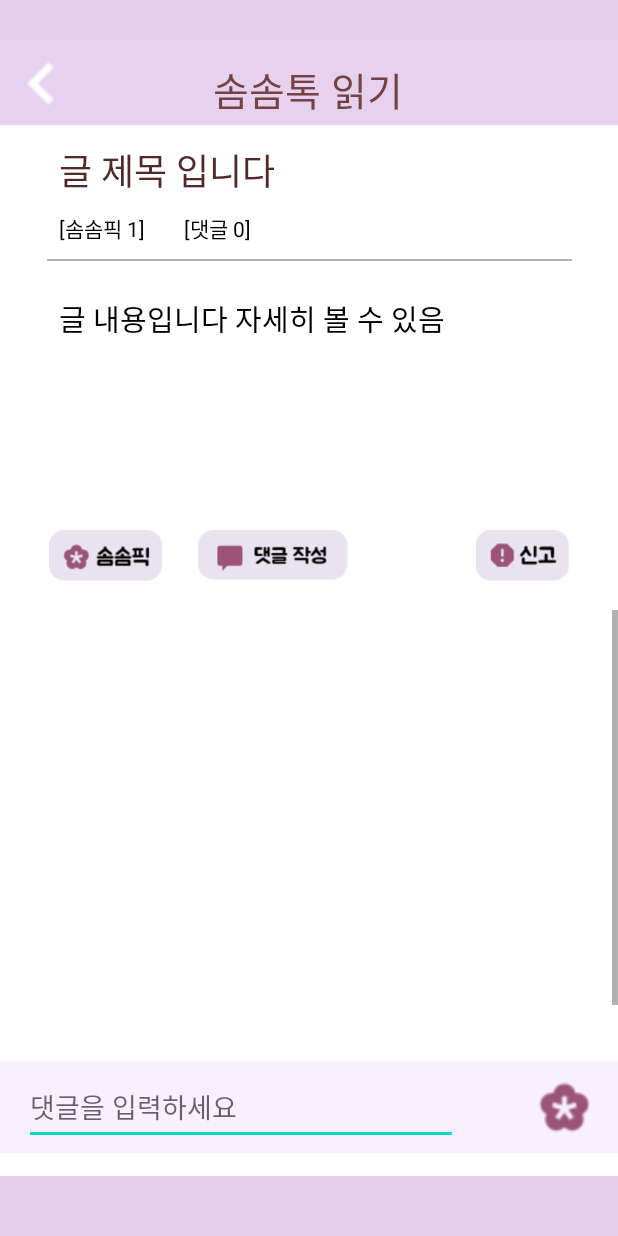
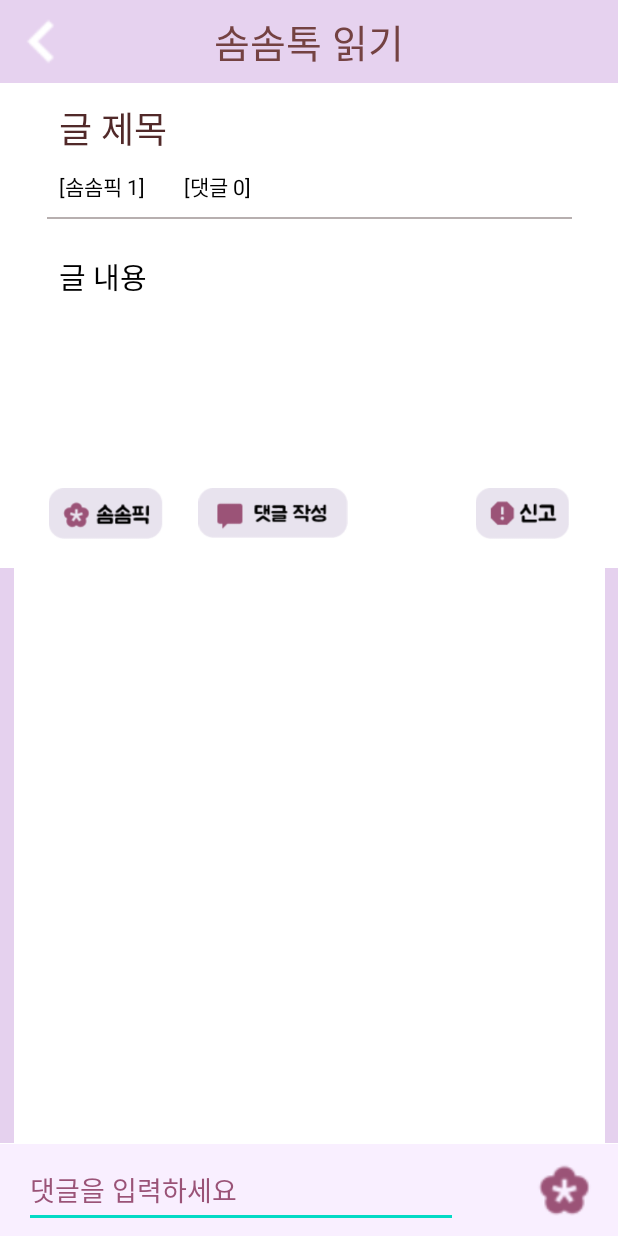
Before and after one commit to kotlin-project-team/frontend, an Android app: the layout activity_post.xml on its own in the app's theme, with its tools: preview values and no code run, on a phone screen of 412 x 824 dp. Run offline under Robolectric (Android 15) with nearby library versions, the phone set to English and light mode, and no system bars.

Commit message:
feat: post-comment 연결 처리(activity & ui) [#8]

```diff
--- a/dongamboard/app/build.gradle
+++ b/dongamboard/app/build.gradle
@@ -42,6 +42,11 @@ dependencies {
     androidTestImplementation 'androidx.test.ext:junit:1.1.5'
     androidTestImplementation 'androidx.test.espresso:espresso-core:3.5.1'
 
+    // Moshi
+    implementation 'com.squareup.retrofit2:retrofit:2.9.0'
+    implementation 'com.squareup.retrofit2:converter-moshi:2.9.0'
+    implementation 'com.squareup.moshi:moshi-kotlin:1.12.0'
+
     // ROOM
     implementation 'androidx.room:room-runtime:2.5.2'
     annotationProcessor('androidx.room:room-compiler-processing:2.5.2')
--- a/dongamboard/app/src/main/res/layout/activity_post.xml
+++ b/dongamboard/app/src/main/res/layout/activity_post.xml
@@ -7,20 +7,10 @@
     android:background="#E5D1EE">
 
 
-    <Space
-        android:id="@+id/space"
-        android:layout_width="0dp"
-        android:layout_height="28dp"
-        android:background="#E5D1EE"
-        app:layout_constraintEnd_toEndOf="parent"
-        app:layout_constraintStart_toStartOf="parent"
-        app:layout_constraintTop_toTopOf="parent" />
-
     <ImageView
         android:id="@+id/imageView7"
         android:layout_width="match_parent"
         android:layout_height="55dp"
-        android:layout_marginTop="28dp"
         android:adjustViewBounds="true"
         app:layout_constraintEnd_toEndOf="parent"
         app:layout_constraintHorizontal_bias="0.0"
@@ -32,23 +22,21 @@
         android:id="@+id/imageView8"
         android:layout_width="60dp"
         android:layout_height="55dp"
-        android:layout_marginTop="28dp"
         app:layout_constraintStart_toStartOf="parent"
-        app:layout_constraintTop_toTopOf="parent"
+        app:layout_constraintTop_toTopOf="@+id/imageView7"
         app:srcCompat="@drawable/gotoback" />
 
     <TextView
         android:id="@+id/textView"
         android:layout_width="wrap_content"
         android:layout_height="wrap_content"
-        android:layout_marginTop="40dp"
+        android:layout_marginTop="8dp"
         android:text="솜솜톡 읽기"
         android:textColor="#744242"
         android:textSize="26sp"
         app:layout_constraintEnd_toEndOf="@+id/imageView7"
-        app:layout_constraintHorizontal_bias="0.498"
         app:layout_constraintStart_toStartOf="parent"
-        app:layout_constraintTop_toTopOf="parent" />
+        app:layout_constraintTop_toTopOf="@+id/imageView7" />
 
     <androidx.constraintlayout.widget.ConstraintLayout
         android:id="@+id/constraintLayout2"
@@ -66,7 +54,7 @@
             android:layout_height="wrap_content"
             android:layout_marginStart="39dp"
             android:layout_marginTop="12dp"
-            android:text="글 제목 입니다"
+            android:text="글 제목"
             android:textColor="#512929"
             android:textSize="24sp"
             app:layout_constraintStart_toStartOf="parent"
@@ -103,7 +91,7 @@
             android:layout_marginStart="39dp"
             android:layout_marginTop="24dp"
             android:layout_marginEnd="145dp"
-            android:text="글 내용입니다 자세히 볼 수 있음"
+            android:text="글 내용"
             android:textColor="#000000"
             android:textSize="19sp"
             app:layout_constraintEnd_toEndOf="parent"
@@ -164,8 +152,8 @@
 
     <ScrollView
         android:id="@+id/scrollView2"
-        android:layout_width="0dp"
-        android:layout_height="265dp"
+        android:layout_width="394dp"
+        android:layout_height="409dp"
         android:background="#FFFFFF"
         app:layout_constraintEnd_toEndOf="parent"
         app:layout_constraintStart_toStartOf="parent"
@@ -177,31 +165,33 @@
             android:orientation="vertical">
 
             <ListView
+                android:id="@+id/lvCmt"
                 android:layout_width="match_parent"
-                android:layout_height="267dp" />
+                android:layout_height="347dp"
+                android:divider="@drawable/nline"
+                android:dividerHeight="1dp" />
         </LinearLayout>
     </ScrollView>
 
     <androidx.constraintlayout.widget.ConstraintLayout
         android:layout_width="0dp"
-        android:layout_height="112dp"
+        android:layout_height="62dp"
         android:background="#FFFFFF"
+        app:layout_constraintBottom_toBottomOf="parent"
         app:layout_constraintEnd_toEndOf="parent"
-        app:layout_constraintHorizontal_bias="0.498"
-        app:layout_constraintStart_toStartOf="parent"
-        app:layout_constraintTop_toBottomOf="@+id/scrollView2">
+        app:layout_constraintHorizontal_bias="0.99"
+        app:layout_constraintStart_toStartOf="parent">
 
         <androidx.constraintlayout.widget.ConstraintLayout
             android:layout_width="0dp"
             android:layout_height="61dp"
-            android:layout_marginBottom="15dp"
             android:background="#F9EFFF"
             app:layout_constraintBottom_toBottomOf="parent"
             app:layout_constraintEnd_toEndOf="parent"
             app:layout_constraintStart_toStartOf="parent">
 
             <EditText
-                android:id="@+id/editTextTextMultiLine"
+                android:id="@+id/etCmtCnt"
                 android:layout_width="289dp"
                 android:layout_height="49dp"
                 android:layout_marginStart="16dp"
@@ -210,11 +200,13 @@
                 android:gravity="top"
                 android:hint="댓글을 입력하세요"
                 android:inputType="textMultiLine"
+                android:textColor="#000000"
+                android:textColorHint="#9A5377"
                 app:layout_constraintBottom_toBottomOf="parent"
                 app:layout_constraintStart_toStartOf="parent" />
 
             <ImageView
-                android:id="@+id/imageView5"
+                android:id="@+id/ivCreateCmtBtn"
                 android:layout_width="51dp"
                 android:layout_height="39dp"
                 android:layout_marginEnd="10dp"
```
Also changed, not shown: dongamboard/app/src/main/AndroidManifest.xml (+10 -3 lines), dongamboard/app/src/main/java/com/study/dongamboard/PostActivity.kt (+96 -12 lines).
